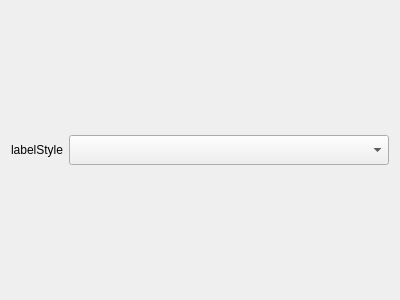
Qt form project/forms/ParametersWidget.ui (demo2022-prog/Scorpion) before a commit.
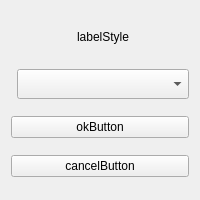
The same form after that commit.

```diff
--- a/project/forms/ParametersWidget.ui
+++ b/project/forms/ParametersWidget.ui
@@ -9,8 +9,8 @@
    <rect>
     <x>0</x>
     <y>0</y>
-    <width>400</width>
-    <height>300</height>
+    <width>200</width>
+    <height>200</height>
    </rect>
   </property>
   <property name="minimumSize">
@@ -43,7 +43,14 @@
      <property name="verticalSpacing">
       <number>6</number>
      </property>
-     <item row="0" column="0">
+     <item row="2" column="0" colspan="2">
+      <widget class="QPushButton" name="okButton">
+       <property name="text">
+        <string>okButton</string>
+       </property>
+      </widget>
+     </item>
+     <item row="0" column="1">
       <widget class="QLabel" name="labelStyleBox">
        <property name="sizePolicy">
         <sizepolicy hsizetype="Expanding" vsizetype="Expanding">
@@ -63,9 +70,19 @@
        <property name="text">
         <string>labelStyle</string>
        </property>
+       <property name="alignment">
+        <set>Qt::AlignCenter</set>
+       </property>
       </widget>
      </item>
-     <item row="0" column="1">
+     <item row="3" column="0" colspan="2">
+      <widget class="QPushButton" name="cancelButton">
+       <property name="text">
+        <string>cancelButton</string>
+       </property>
+      </widget>
+     </item>
+     <item row="1" column="1">
       <widget class="QComboBox" name="selectStyleBox">
        <property name="sizePolicy">
         <sizepolicy hsizetype="Expanding" vsizetype="Expanding">
@@ -73,6 +90,12 @@
          <verstretch>0</verstretch>
         </sizepolicy>
        </property>
+       <property name="maximumSize">
+        <size>
+         <width>16777215</width>
+         <height>30</height>
+        </size>
+       </property>
        <property name="mouseTracking">
         <bool>true</bool>
        </property>
```
